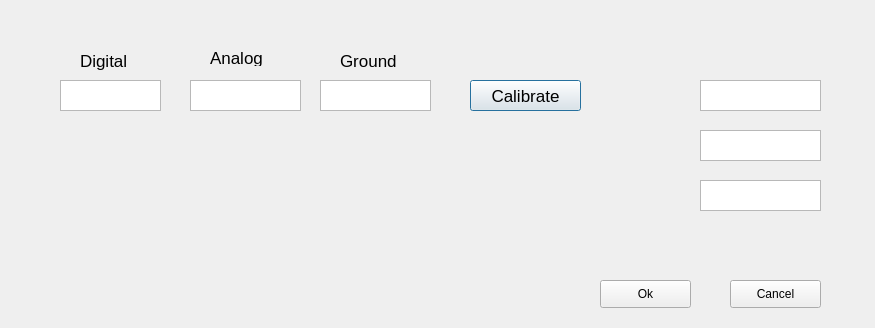
Old version of the form GUI/calibrationpb.ui in the repository AudreyFrancisco/SingleLadderQualification.
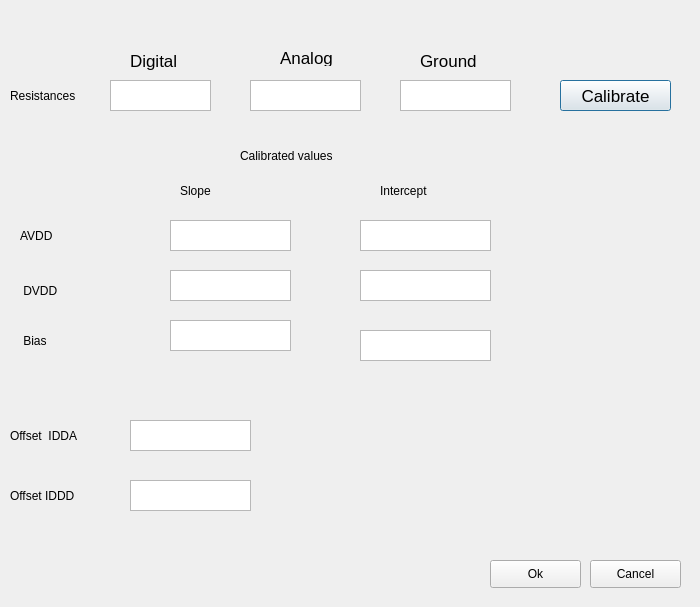
New version of the form.

The edit to the form file:
```diff
--- a/GUI/calibrationpb.ui
+++ b/GUI/calibrationpb.ui
@@ -6,8 +6,8 @@
    <rect>
     <x>0</x>
     <y>0</y>
-    <width>875</width>
-    <height>328</height>
+    <width>700</width>
+    <height>607</height>
    </rect>
   </property>
   <property name="windowTitle">
@@ -16,7 +16,7 @@
   <widget class="QLabel" name="label">
    <property name="geometry">
     <rect>
-     <x>210</x>
+     <x>280</x>
      <y>50</y>
      <width>71</width>
      <height>16</height>
@@ -34,7 +34,7 @@
   <widget class="QLabel" name="label_2">
    <property name="geometry">
     <rect>
-     <x>80</x>
+     <x>130</x>
      <y>50</y>
      <width>81</width>
      <height>21</height>
@@ -52,7 +52,7 @@
   <widget class="QLabel" name="label_3">
    <property name="geometry">
     <rect>
-     <x>340</x>
+     <x>420</x>
      <y>50</y>
      <width>81</width>
      <height>21</height>
@@ -70,7 +70,7 @@
   <widget class="QPushButton" name="calibrate">
    <property name="geometry">
     <rect>
-     <x>470</x>
+     <x>560</x>
      <y>80</y>
      <width>111</width>
      <height>31</height>
@@ -88,7 +88,7 @@
   <widget class="QTextEdit" name="dcal">
    <property name="geometry">
     <rect>
-     <x>60</x>
+     <x>110</x>
      <y>80</y>
      <width>101</width>
      <height>31</height>
@@ -98,7 +98,7 @@
   <widget class="QTextEdit" name="acal">
    <property name="geometry">
     <rect>
-     <x>190</x>
+     <x>250</x>
      <y>80</y>
      <width>111</width>
      <height>31</height>
@@ -108,7 +108,7 @@
   <widget class="QTextEdit" name="bbcal">
    <property name="geometry">
     <rect>
-     <x>320</x>
+     <x>400</x>
      <y>80</y>
      <width>111</width>
      <height>31</height>
@@ -118,8 +118,8 @@
   <widget class="QTextEdit" name="Vcalibration">
    <property name="geometry">
     <rect>
-     <x>700</x>
-     <y>80</y>
+     <x>170</x>
+     <y>220</y>
      <width>121</width>
      <height>31</height>
     </rect>
@@ -128,8 +128,8 @@
   <widget class="QTextEdit" name="Icalibration">
    <property name="geometry">
     <rect>
-     <x>700</x>
-     <y>130</y>
+     <x>170</x>
+     <y>270</y>
      <width>121</width>
      <height>31</height>
     </rect>
@@ -138,8 +138,8 @@
   <widget class="QTextEdit" name="Lineresistances">
    <property name="geometry">
     <rect>
-     <x>700</x>
-     <y>180</y>
+     <x>170</x>
+     <y>320</y>
      <width>121</width>
      <height>31</height>
     </rect>
@@ -148,8 +148,8 @@
   <widget class="QPushButton" name="cancel">
    <property name="geometry">
     <rect>
-     <x>730</x>
-     <y>280</y>
+     <x>590</x>
+     <y>560</y>
      <width>91</width>
      <height>28</height>
     </rect>
@@ -161,8 +161,8 @@
   <widget class="QPushButton" name="ok">
    <property name="geometry">
     <rect>
-     <x>600</x>
-     <y>280</y>
+     <x>490</x>
+     <y>560</y>
      <width>91</width>
      <height>28</height>
     </rect>
@@ -171,6 +171,173 @@
     <string>Ok</string>
    </property>
   </widget>
+  <widget class="QLabel" name="label_4">
+   <property name="geometry">
+    <rect>
+     <x>20</x>
+     <y>220</y>
+     <width>101</width>
+     <height>31</height>
+    </rect>
+   </property>
+   <property name="text">
+    <string>AVDD</string>
+   </property>
+  </widget>
+  <widget class="QLabel" name="label_5">
+   <property name="geometry">
+    <rect>
+     <x>20</x>
+     <y>280</y>
+     <width>91</width>
+     <height>21</height>
+    </rect>
+   </property>
+   <property name="text">
+    <string> DVDD</string>
+   </property>
+  </widget>
+  <widget class="QLabel" name="label_6">
+   <property name="geometry">
+    <rect>
+     <x>20</x>
+     <y>330</y>
+     <width>101</width>
+     <height>21</height>
+    </rect>
+   </property>
+   <property name="text">
+    <string> Bias</string>
+   </property>
+  </widget>
+  <widget class="QLabel" name="label_7">
+   <property name="geometry">
+    <rect>
+     <x>180</x>
+     <y>180</y>
+     <width>111</width>
+     <height>21</height>
+    </rect>
+   </property>
+   <property name="text">
+    <string>Slope</string>
+   </property>
+  </widget>
+  <widget class="QLabel" name="label_8">
+   <property name="geometry">
+    <rect>
+     <x>380</x>
+     <y>180</y>
+     <width>81</width>
+     <height>21</height>
+    </rect>
+   </property>
+   <property name="text">
+    <string>Intercept</string>
+   </property>
+  </widget>
+  <widget class="QTextEdit" name="iavdd">
+   <property name="geometry">
+    <rect>
+     <x>360</x>
+     <y>220</y>
+     <width>131</width>
+     <height>31</height>
+    </rect>
+   </property>
+  </widget>
+  <widget class="QTextEdit" name="idvdd">
+   <property name="geometry">
+    <rect>
+     <x>360</x>
+     <y>270</y>
+     <width>131</width>
+     <height>31</height>
+    </rect>
+   </property>
+  </widget>
+  <widget class="QTextEdit" name="ibias">
+   <property name="geometry">
+    <rect>
+     <x>360</x>
+     <y>330</y>
+     <width>131</width>
+     <height>31</height>
+    </rect>
+   </property>
+  </widget>
+  <widget class="QLabel" name="label_10">
+   <property name="geometry">
+    <rect>
+     <x>240</x>
+     <y>140</y>
+     <width>151</width>
+     <height>31</height>
+    </rect>
+   </property>
+   <property name="text">
+    <string>Calibrated values</string>
+   </property>
+  </widget>
+  <widget class="QLabel" name="label_9">
+   <property name="geometry">
+    <rect>
+     <x>10</x>
+     <y>80</y>
+     <width>91</width>
+     <height>31</height>
+    </rect>
+   </property>
+   <property name="text">
+    <string>Resistances</string>
+   </property>
+  </widget>
+  <widget class="QLabel" name="label_11">
+   <property name="geometry">
+    <rect>
+     <x>10</x>
+     <y>420</y>
+     <width>91</width>
+     <height>31</height>
+    </rect>
+   </property>
+   <property name="text">
+    <string>Offset  IDDA</string>
+   </property>
+  </widget>
+  <widget class="QLabel" name="label_12">
+   <property name="geometry">
+    <rect>
+     <x>10</x>
+     <y>480</y>
+     <width>91</width>
+     <height>31</height>
+    </rect>
+   </property>
+   <property name="text">
+    <string>Offset IDDD</string>
+   </property>
+  </widget>
+  <widget class="QTextEdit" name="offsetia">
+   <property name="geometry">
+    <rect>
+     <x>130</x>
+     <y>420</y>
+     <width>121</width>
+     <height>31</height>
+    </rect>
+   </property>
+  </widget>
+  <widget class="QTextEdit" name="offsetid">
+   <property name="geometry">
+    <rect>
+     <x>130</x>
+     <y>480</y>
+     <width>121</width>
+     <height>31</height>
+    </rect>
+   </property>
+  </widget>
  </widget>
  <resources/>
  <connections/>
```
Left out of the diff: 6 changed lines with no effect on the pictures.
